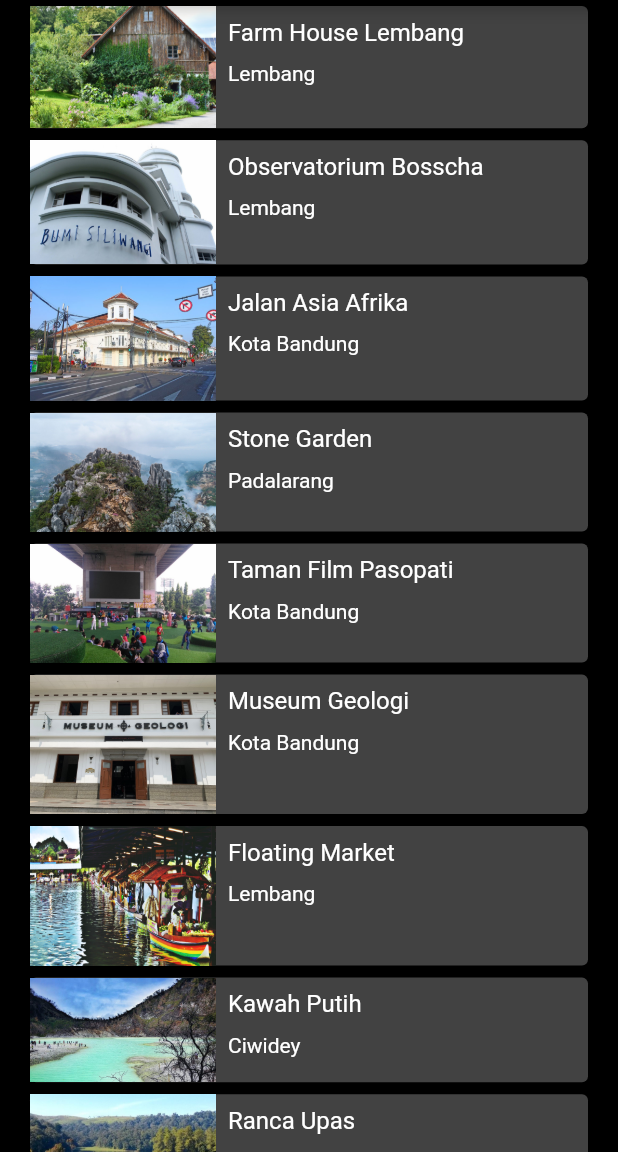
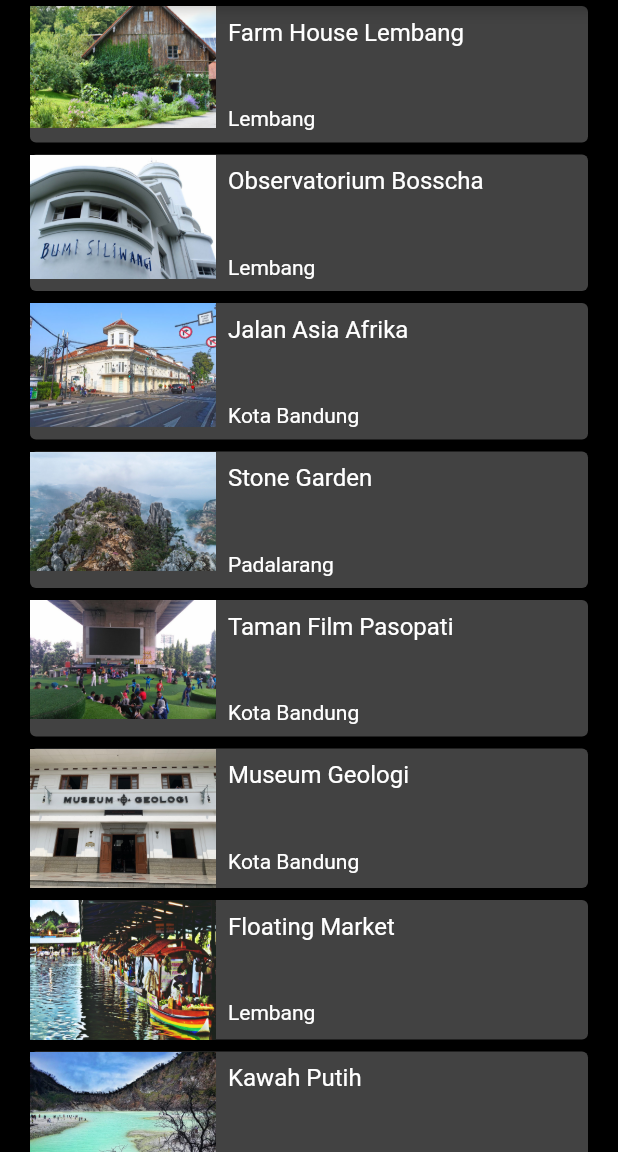
Before and after one commit to Rialga/flutter_dicoding1, a Flutter app: the ListPage screen opened directly, on a phone screen of 412 x 824 dp, the part 84-1236 px from its top. Run offline on Flutter 3.47's test engine with Material 2 defaults, Android fonts, the phone set to English and light mode, and no system bars.

Commit message:
ad padding

```diff
--- a/lib/listPage.dart
+++ b/lib/listPage.dart
@@ -40,7 +40,7 @@ class ListPage extends StatelessWidget {
                             style: TextStyle(fontSize: 16.0),
                           ),
                           SizedBox(
-                            height: 10,
+                            height: 40,
                           ),
                           Text(place.location),
                         ],
```
